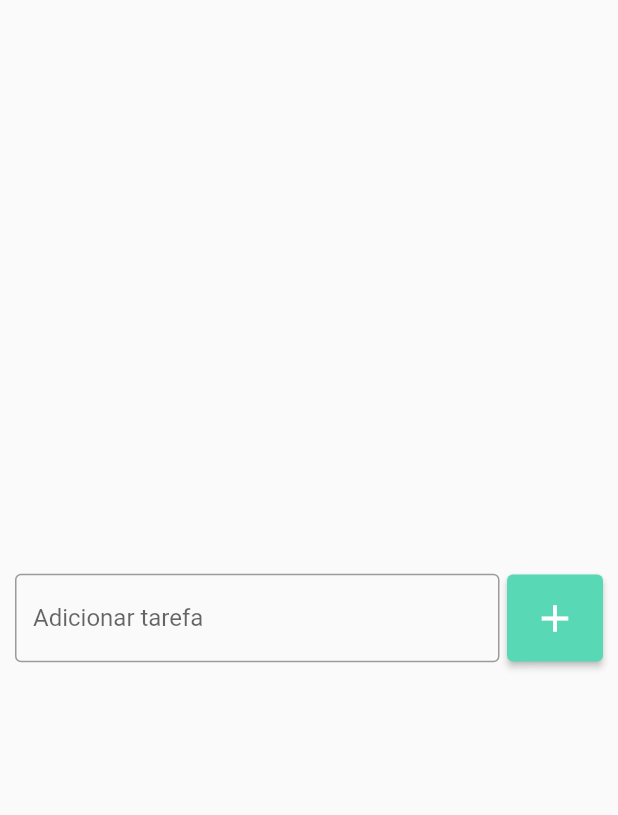
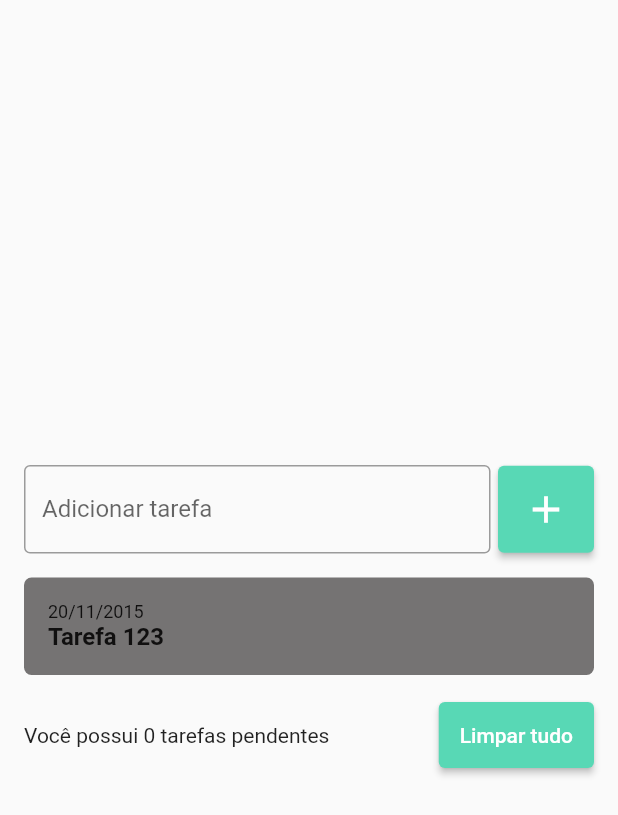
Before and after one commit to hayashirafael/todo_list_app, a Flutter app: the screen it shows after launch, after a tap on the "add" icon, on a phone screen of 412 x 824 dp. Shown: the top 815 px of the screen. Run offline on Flutter 3.47's test engine with Material 2 defaults, Android fonts, the phone set to English and light mode, and no system bars.

Commit message:
feat: adicionando widget para a lista de todo

```diff
--- a/lib/main.dart
+++ b/lib/main.dart
@@ -12,6 +12,7 @@ class MyApp extends StatelessWidget {
   Widget build(BuildContext context) {
     return MaterialApp(
       home: TodoListPage(),
+      debugShowCheckedModeBanner: false,
     );
   }
 }
--- a/lib/pages/todo_list_page.dart
+++ b/lib/pages/todo_list_page.dart
@@ -1,19 +1,33 @@
 import 'package:flutter/material.dart';
+import 'package:todo_list_udemy/widgets/todo_list_item.dart';
 
-class TodoListPage extends StatelessWidget {
+class TodoListPage extends StatefulWidget {
   const TodoListPage({Key? key}) : super(key: key);
+
+  @override
+  State<TodoListPage> createState() => _TodoListPageState();
+}
+
+class _TodoListPageState extends State<TodoListPage> {
+  final TextEditingController todoController = TextEditingController();
+
+  List<String> todos = [];
 
   @override
   Widget build(BuildContext context) {
     return Scaffold(
       body: Center(
         child: Padding(
-          padding: const EdgeInsets.symmetric(horizontal: 10),
-          child: Row(
+          padding: const EdgeInsets.symmetric(horizontal: 16),
+          child: Column(
+            mainAxisSize: MainAxisSize.min,
             children: [
-              const Expanded(
+              Row(
+                children: [
+                  Expanded(
                     child: TextField(
-                  decoration: InputDecoration(
+                      controller: todoController,
+                      decoration: const InputDecoration(
                         border: OutlineInputBorder(),
                         labelText: 'Adicionar tarefa',
                         hintText: 'Fazer compras',
@@ -27,7 +41,13 @@ class TodoListPage extends StatelessWidget {
                         primary: const Color(0xff58d8b5),
                         padding: const EdgeInsets.all(14),
                       ),
-                  onPressed: () {},
+                      onPressed: () {
+                        String text = todoController.text;
+                        setState(() {
+                          todos.add(text);
+                        });
+                        todoController.clear();
+                      },
                       child: const Icon(
                         Icons.add,
                         size: 30,
@@ -36,6 +56,52 @@ class TodoListPage extends StatelessWidget {
                   )
                 ],
               ),
+              const SizedBox(height: 16),
+              Flexible(
+                child: ListView(
+                  shrinkWrap: true,
+                  children: [
+                    for (String todo in todos) const TodoListItem(),
+                    // ListTile(
+                    //   // selected: true,
+                    //   // dense: true,
+                    //   title: const Text('Tarefa 2'),
+                    //   subtitle: const Text('26/03/2022'),
+                    //   leading: const Icon(
+                    //     Icons.add_alarm,
+                    //     size: 30,
+                    //     color: Colors.blue,
+                    //     semanticLabel: 'Save',
+                    //   ),
+                    //   onTap: () {
+                    //     print('Alarme');
+                    //   },
+                    // ),
+                  ],
+                ),
+              ),
+              const SizedBox(height: 16),
+              Row(
+                children: [
+                  const Expanded(
+                    child: Text('Você possui 0 tarefas pendentes'),
+                  ),
+                  ElevatedButton(
+                    style: ElevatedButton.styleFrom(
+                      primary: const Color(0xff58d8b5),
+                      padding: const EdgeInsets.all(14),
+                    ),
+                    onPressed: () {
+                      setState(() {
+                        todos.clear();
+                      });
+                    },
+                    child: const Text('Limpar tudo'),
+                  )
+                ],
+              )
+            ],
+          ),
         ),
       ),
     );
--- /dev/null
+++ b/lib/widgets/todo_list_item.dart
@@ -0,0 +1,29 @@
+import 'package:flutter/material.dart';
+
+class TodoListItem extends StatelessWidget {
+  const TodoListItem({Key? key}) : super(key: key);
+
+  @override
+  Widget build(BuildContext context) {
+    return Container(
+      decoration: BoxDecoration(
+        borderRadius: BorderRadius.circular(5),
+        color: const Color.fromARGB(255, 117, 115, 115),
+      ),
+      padding: const EdgeInsets.all(16),
+      child: Column(
+        crossAxisAlignment: CrossAxisAlignment.start,
+        children: const [
+          Text(
+            '20/11/2015',
+            style: TextStyle(fontSize: 12),
+          ),
+          Text(
+            'Tarefa 123',
+            style: TextStyle(fontWeight: FontWeight.w600, fontSize: 16),
+          ),
+        ],
+      ),
+    );
+  }
+}
```
Lines whose indentation alone changed are shown as unchanged.
